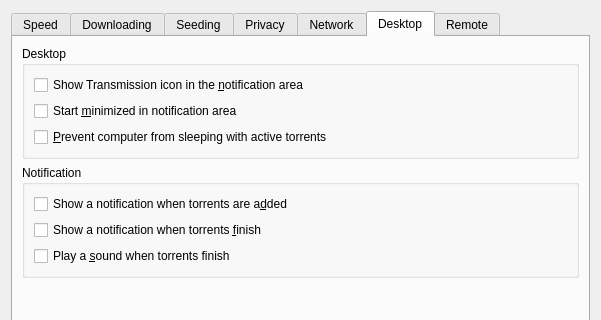
First picture: the form in qt/PrefsDialog.ui, repository retransmission/retransmission, before the edit; both pictures show x 0 to 601 and y 0 to 320 of the 601 by 657 pixel window.
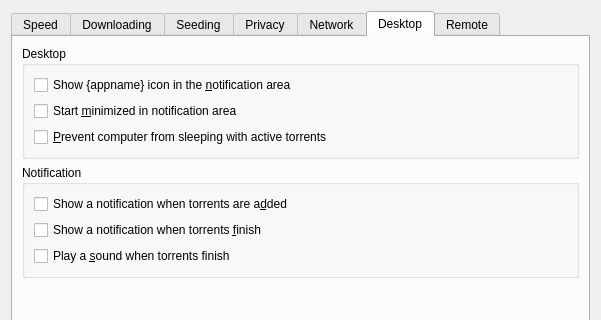
Second picture: the form after the edit. The open tabs and pages were chosen to show the change. Icons and pictures are not drawn. Custom widgets are drawn as their Qt base class.

```diff
--- a/qt/PrefsDialog.ui
+++ b/qt/PrefsDialog.ui
@@ -869,7 +869,7 @@
           <item>
            <widget class="QCheckBox" name="showTrayIconCheck">
             <property name="text">
-             <string>Show Transmission icon in the &amp;notification area</string>
+             <string>Show {appname} icon in the &amp;notification area</string>
             </property>
            </widget>
           </item>
```
Left out of the diff: 2 changed lines with no effect on the pictures.
